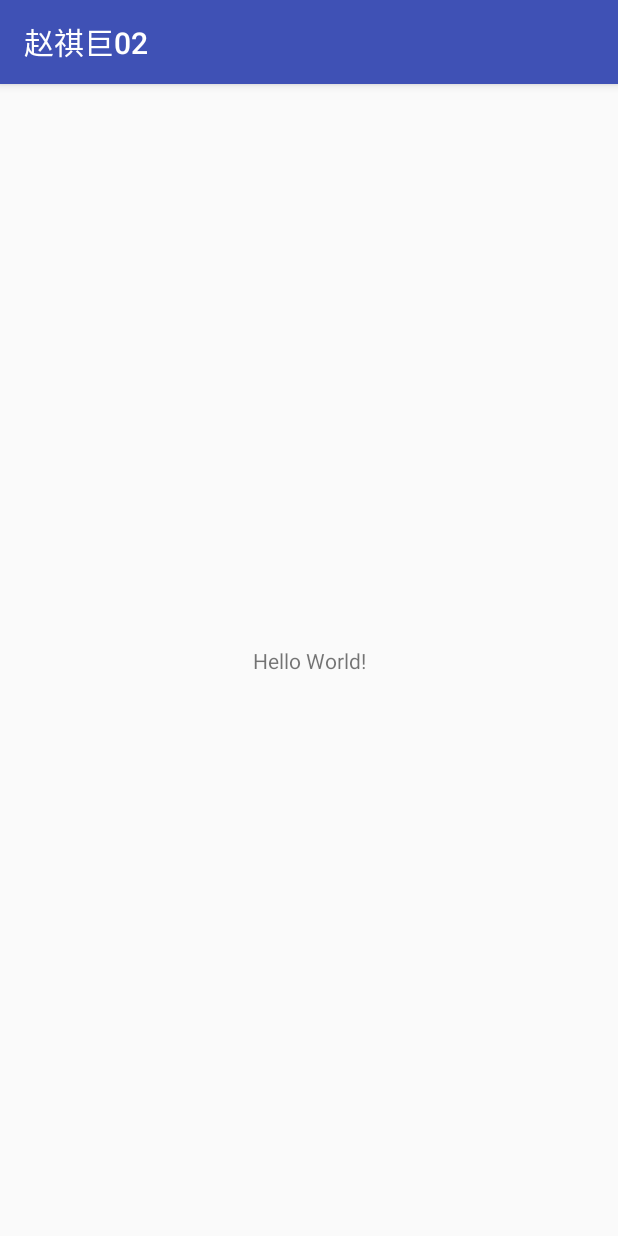
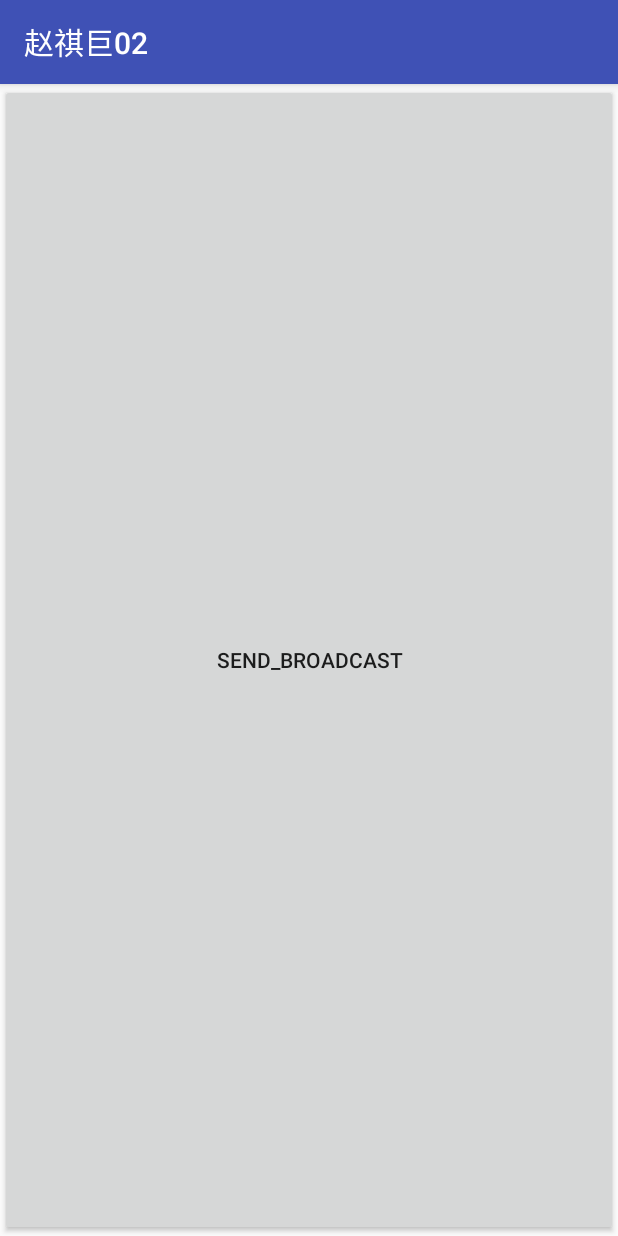
Before and after one commit to zhaoqiju170507180208/sn1705071802085, an Android app: the screen it shows after launch (MainActivity before the commit, Ch10Activity2 after it), on a phone screen of 412 x 824 dp. Run offline under Robolectric (Android 15) with nearby library versions, the light colour scheme and no system bars.

Commit message:
2020/4/21

```diff
--- /dev/null
+++ b/app/src/main/java/cn/edu/sdwu/android02/classroom/sn170507180208/Ch10Activity2.java
@@ -0,0 +1,24 @@
+package cn.edu.sdwu.android02.classroom.sn170507180208;
+
+import android.content.Intent;
+import android.support.v7.app.AppCompatActivity;
+import android.os.Bundle;
+import android.text.InputType;
+import android.view.View;
+
+public class Ch10Activity2 extends AppCompatActivity {
+
+    @Override
+    protected void onCreate(Bundle savedInstanceState) {
+        super.onCreate(savedInstanceState);
+        setContentView(R.layout.layout_ch10_2);
+    }
+
+    public void  send_broadcast(View view){
+        //发送广播
+        Intent intent=new Intent("com.inspur.broadcast");//指定频道
+        intent.putExtra("key1","message");
+
+        sendBroadcast(intent);//发送
+    }
+}
--- /dev/null
+++ b/app/src/main/res/layout/layout_ch10_2.xml
@@ -0,0 +1,11 @@
+<?xml version="1.0" encoding="utf-8"?>
+<LinearLayout xmlns:android="http://schemas.android.com/apk/res/android"
+    android:layout_width="match_parent"
+    android:layout_height="match_parent">
+
+    <Button
+        android:layout_width="match_parent"
+        android:text="send_broadcast"
+        android:onClick="send_broadcast"
+        android:layout_height="match_parent" />
+</LinearLayout>
```
Also changed, not shown: app/src/main/AndroidManifest.xml (+14 -2 lines), app/src/main/java/cn/edu/sdwu/android02/classroom/sn170507180208/Ch10Activity1.java (+67 -2 lines), app/src/main/java/cn/edu/sdwu/android02/classroom/sn170507180208/MyReceiver.java (added, +19 -0 lines), app/src/main/res/layout/layout_ch10_1.xml (+13 -1 lines).
